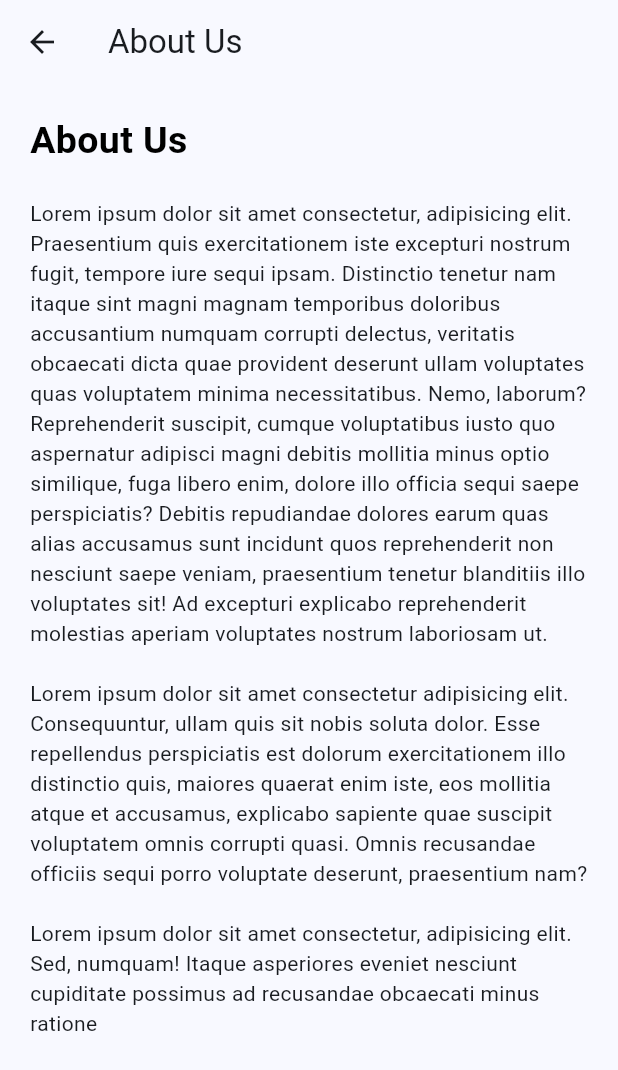
After one commit to anggarasa/R.A-Store-Flutter-Version, a Flutter app: the MenuPage screen opened by its route, after a tap on "About Us", on a phone screen of 412 x 824 dp. The commit adds this screen. Shown: the top 1070 px of the screen. Run offline on Flutter 3.47's test engine with Material 3 defaults, Android fonts, the phone set to English and light mode, and no system bars; our stand-ins replace carousel_slider.

Commit message:
membuat tampilan menu dan juga about us

```diff
--- a/lib/main.dart
+++ b/lib/main.dart
@@ -9,6 +9,8 @@ import 'package:simple_app_ui_flutter/pages/home/create_pack.dart';
 import 'package:simple_app_ui_flutter/pages/home/detail_new_item.dart';
 import 'package:simple_app_ui_flutter/pages/home/detail_populer_packs.dart';
 import 'package:simple_app_ui_flutter/pages/home/home_page.dart';
+import 'package:simple_app_ui_flutter/pages/home/menu/about_us.dart';
+import 'package:simple_app_ui_flutter/pages/home/menu/menu.dart';
 import 'package:simple_app_ui_flutter/pages/home/new_items_all.dart';
 import 'package:simple_app_ui_flutter/pages/home/populer_pack_all.dart';
 
@@ -46,6 +48,10 @@ class MyApp extends StatelessWidget {
             const OtpAuth(), // This is the route for the OTP Verification page
         HomePage.routeName: (context) =>
             const HomePage(), // This is the route for the Home page
+        MenuPage.routeName: (context) =>
+            const MenuPage(), // This is the route for the Menu page
+        AboutUs.routeName: (context) =>
+            const AboutUs(), // This is the route for the About Us page
         NewItemsAll.routeName: (context) =>
             const NewItemsAll(), // This is the route for the All New Items page
         PopulerPackAll.routeName: (context) =>
--- a/lib/pages/home/home_page.dart
+++ b/lib/pages/home/home_page.dart
@@ -1,6 +1,7 @@
 import 'package:flutter/material.dart';
 import 'package:simple_app_ui_flutter/pages/home/detail_new_item.dart';
 import 'package:simple_app_ui_flutter/pages/home/detail_populer_packs.dart';
+import 'package:simple_app_ui_flutter/pages/home/menu/menu.dart';
 import 'package:simple_app_ui_flutter/pages/home/new_items_all.dart';
 import 'package:simple_app_ui_flutter/pages/home/populer_pack_all.dart';
 
@@ -21,6 +22,19 @@ class _HomePageState extends State<HomePage> {
     return Scaffold(
       backgroundColor: Colors.grey[50],
       appBar: AppBar(
+        leading: Container(
+          decoration: BoxDecoration(
+            shape: BoxShape.circle,
+            border: Border.all(color: Colors.grey.shade300),
+            color: Colors.grey.shade100,
+          ),
+          child: IconButton(
+            onPressed: () {
+              Navigator.of(context).pushNamed(MenuPage.routeName);
+            },
+            icon: Icon(Icons.menu),
+          ),
+        ),
         title: Text(
           "R.A Store",
           style: TextStyle(color: Colors.blue, fontWeight: FontWeight.bold),
--- /dev/null
+++ b/lib/pages/home/menu/about_us.dart
@@ -0,0 +1,48 @@
+import 'package:flutter/material.dart';
+
+class AboutUs extends StatelessWidget {
+  const AboutUs({super.key});
+
+  static const String routeName = '/menu/about-us';
+
+  @override
+  Widget build(BuildContext context) {
+    return Scaffold(
+      appBar: AppBar(title: Text("About Us")),
+      body: Padding(
+        padding: const EdgeInsets.all(20),
+        child: Column(
+          crossAxisAlignment: CrossAxisAlignment.start,
+          children: [
+            Text(
+              "About Us",
+              style: TextStyle(
+                color: Colors.black,
+                fontSize: 25,
+                fontWeight: FontWeight.bold,
+              ),
+            ),
+
+            SizedBox(height: 20),
+
+            Text(
+              "Lorem ipsum dolor sit amet consectetur, adipisicing elit. Praesentium quis exercitationem iste excepturi nostrum fugit, tempore iure sequi ipsam. Distinctio tenetur nam itaque sint magni magnam temporibus doloribus accusantium numquam corrupti delectus, veritatis obcaecati dicta quae provident deserunt ullam voluptates quas voluptatem minima necessitatibus. Nemo, laborum? Reprehenderit suscipit, cumque voluptatibus iusto quo aspernatur adipisci magni debitis mollitia minus optio similique, fuga libero enim, dolore illo officia sequi saepe perspiciatis? Debitis repudiandae dolores earum quas alias accusamus sunt incidunt quos reprehenderit non nesciunt saepe veniam, praesentium tenetur blanditiis illo voluptates sit! Ad excepturi explicabo reprehenderit molestias aperiam voluptates nostrum laboriosam ut.",
+            ),
+
+            SizedBox(height: 20),
+
+            Text(
+              "Lorem ipsum dolor sit amet consectetur adipisicing elit. Consequuntur, ullam quis sit nobis soluta dolor. Esse repellendus perspiciatis est dolorum exercitationem illo distinctio quis, maiores quaerat enim iste, eos mollitia atque et accusamus, explicabo sapiente quae suscipit voluptatem omnis corrupti quasi. Omnis recusandae officiis sequi porro voluptate deserunt, praesentium nam?",
+            ),
+
+            SizedBox(height: 20),
+
+            Text(
+              "Lorem ipsum dolor sit amet consectetur, adipisicing elit. Sed, numquam! Itaque asperiores eveniet nesciunt cupiditate possimus ad recusandae obcaecati minus ratione",
+            ),
+          ],
+        ),
+      ),
+    );
+  }
+}
--- /dev/null
+++ b/lib/pages/home/menu/menu.dart
@@ -0,0 +1,104 @@
+import 'package:flutter/material.dart';
+import 'package:simple_app_ui_flutter/pages/auth/auth_home.dart';
+import 'package:simple_app_ui_flutter/pages/home/menu/about_us.dart';
+
+class MenuPage extends StatelessWidget {
+  const MenuPage({super.key});
+
+  static const String routeName = '/menu';
+
+  @override
+  Widget build(BuildContext context) {
+    return Scaffold(
+      appBar: AppBar(
+        title: Text("Menu", style: TextStyle(color: Colors.black)),
+      ),
+      body: Padding(
+        padding: EdgeInsetsGeometry.all(30),
+        child: Column(
+          children: [
+            // Invite Friend
+            MenuList(name: "Invite Friend"),
+
+            // About Us
+            InkWell(
+              onTap: () {
+                Navigator.of(context).pushNamed(AboutUs.routeName);
+              },
+              borderRadius: BorderRadius.circular(10),
+              child: MenuList(name: "About Us"),
+            ),
+
+            // FAQs
+            InkWell(
+              onTap: () {},
+              borderRadius: BorderRadius.circular(10),
+              child: MenuList(name: "FAQs"),
+            ),
+
+            // Terms & Conditions
+            InkWell(
+              onTap: () {},
+              borderRadius: BorderRadius.circular(10),
+              child: MenuList(name: "Terms & Conditions"),
+            ),
+
+            // Help Center
+            InkWell(
+              onTap: () {},
+              borderRadius: BorderRadius.circular(10),
+              child: MenuList(name: "Help Center"),
+            ),
+
+            // Rate This App
+            MenuList(name: "Rate This App"),
+
+            // Privacy Policy
+            MenuList(name: "Privacy Policy"),
+
+            // Contact Us
+            InkWell(
+              onTap: () {},
+              borderRadius: BorderRadius.circular(10),
+              child: MenuList(name: "Contact Us"),
+            ),
+
+            SizedBox(height: 50),
+
+            // Logout
+            InkWell(
+              onTap: () {
+                Navigator.of(
+                  context,
+                ).pushNamedAndRemoveUntil(AuthHome.routeName, (route) => false);
+              },
+              borderRadius: BorderRadius.circular(10),
+              child: MenuList(name: "Logout"),
+            ),
+          ],
+        ),
+      ),
+    );
+  }
+}
+
+class MenuList extends StatelessWidget {
+  final String name;
+
+  const MenuList({super.key, required this.name});
+
+  @override
+  Widget build(BuildContext context) {
+    return Container(
+      height: 50,
+      padding: EdgeInsets.all(12),
+      child: Row(
+        mainAxisAlignment: MainAxisAlignment.spaceBetween,
+        children: [
+          Text(name, style: TextStyle(fontSize: 18, color: Colors.black)),
+          Icon(Icons.chevron_right, color: Colors.grey, size: 35),
+        ],
+      ),
+    );
+  }
+}
```
